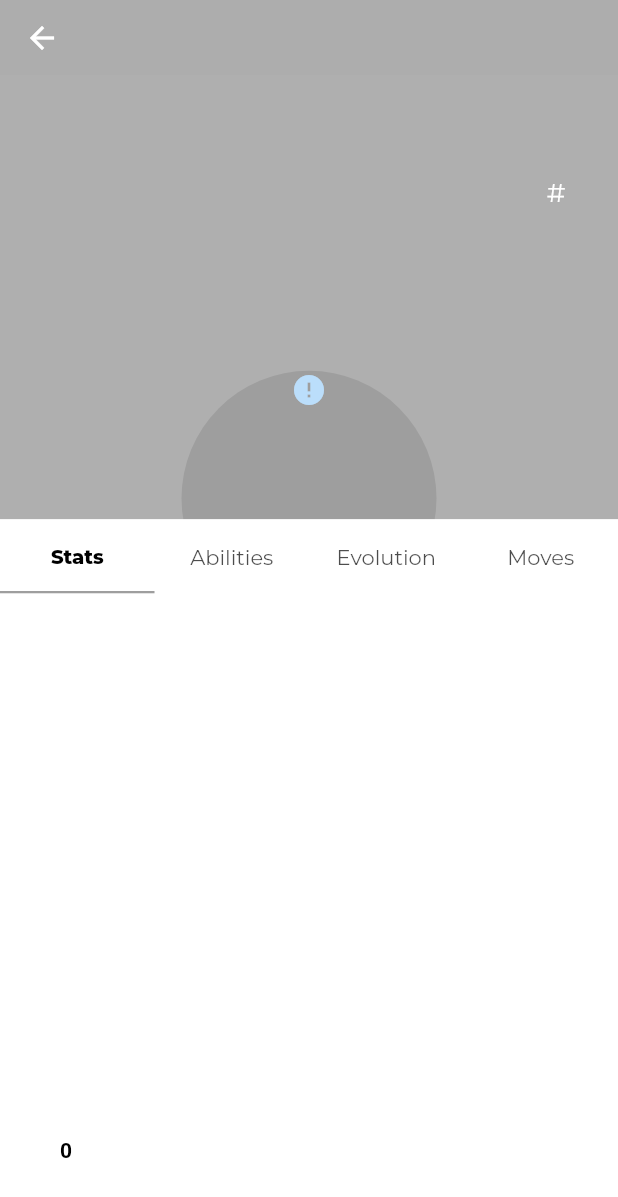
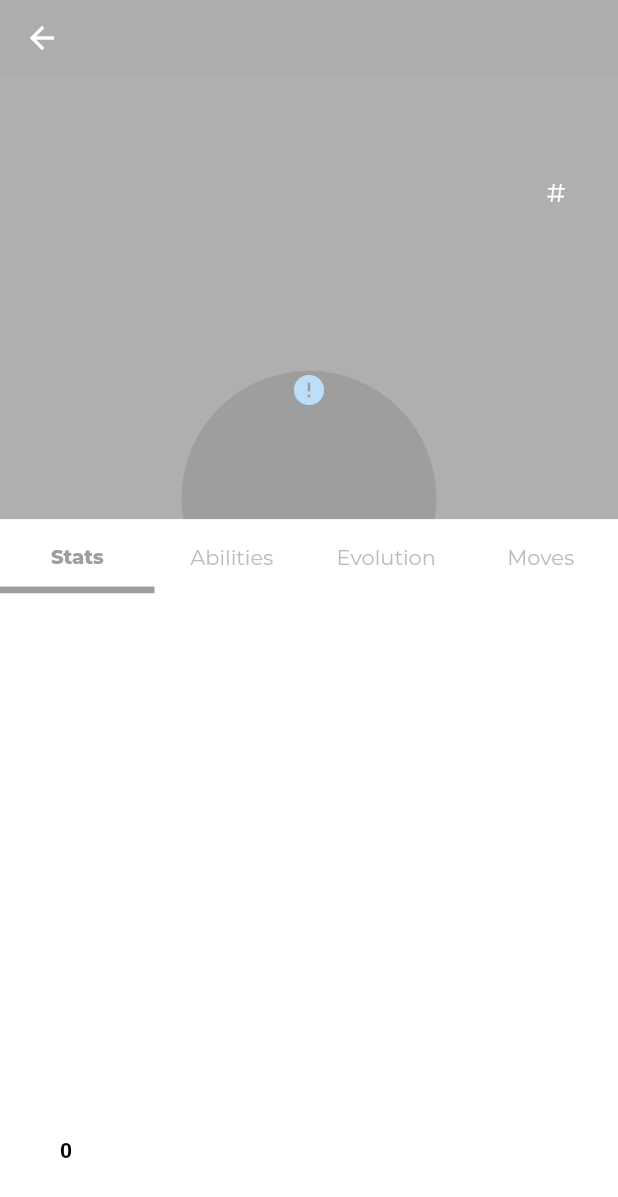
Before and after one commit to lewdias/pokedex, a Flutter app: the PokemonDetailsPage screen opened directly with empty values, on a phone screen of 412 x 824 dp. Shown: the top 1197 px of the screen. Run offline on Flutter 3.47's test engine with Material 2 defaults, Android fonts, the phone set to English and light mode, and no system bars; drawn by our look-alikes of cached_network_image, fl_chart; our stand-ins replace dio, google_fonts, shared_preferences; accounts and stored records are empty; network calls fail.

Commit message:
:recycle: (Text) creating font widgets

```diff
--- a/lib/modules/pokemon/details/widgets/pokemon_header.dart
+++ b/lib/modules/pokemon/details/widgets/pokemon_header.dart
@@ -1,9 +1,9 @@
 import 'package:flutter/material.dart';
 import 'package:collection/collection.dart';
-import 'package:google_fonts/google_fonts.dart';
 import 'package:pokedex_4fun/modules/pokemon/list/widgets/pokemon_card_type.dart';
 import 'package:pokedex_4fun/modules/pokemon/models/pokemon_info.dart';
 import 'package:pokedex_4fun/modules/pokemon/models/pokemon_type.dart';
+import 'package:pokedex_4fun/pages/widgets/fonts/primary_font.dart';
 
 class PokemonHeader extends StatelessWidget {
   final PokemonInfo pokemon;
@@ -25,23 +25,19 @@ class PokemonHeader extends StatelessWidget {
               mainAxisAlignment: MainAxisAlignment.spaceBetween,
               crossAxisAlignment: CrossAxisAlignment.center,
               children: [
-                Text(
-                  '${pokemon.name}',
-                  style: GoogleFonts.montserrat(
-                    color: Colors.white,
-                    fontSize: 40,
-                    fontWeight: FontWeight.w800,
-                  ),
+                PrimaryFont(
+                  text: '${pokemon.name}',
+                  color: Colors.white,
+                  size: 40,
+                  fontWeight: FontWeight.w800,
                 ),
                 Container(
                   margin: EdgeInsets.only(top: 10),
-                  child: Text(
-                    '#${pokemon.id}',
-                    style: GoogleFonts.montserrat(
-                      color: Colors.white,
-                      fontSize: 18,
-                      fontWeight: FontWeight.w400,
-                    ),
+                  child: PrimaryFont(
+                    text: '#${pokemon.id}',
+                    color: Colors.white,
+                    size: 18,
+                    fontWeight: FontWeight.w400,
                   ),
                 ),
               ],
--- a/lib/modules/pokemon/details/widgets/tabbar/pokemon_tabbar.dart
+++ b/lib/modules/pokemon/details/widgets/tabbar/pokemon_tabbar.dart
@@ -22,8 +22,12 @@ class PokemonTabBar extends StatelessWidget {
           backgroundColor: Colors.white,
           elevation: 0,
           bottom: TabBar(
-            labelColor: Colors.black,
-            indicatorColor: typeColors.defaultColor,
+            labelColor: typeColors.defaultColor,
+            indicator: UnderlineTabIndicator(
+              borderSide:
+                  BorderSide(width: 5.0, color: typeColors.defaultColor),
+              insets: EdgeInsets.symmetric(horizontal: 0),
+            ),
             labelStyle: GoogleFonts.montserrat(
                 fontWeight: FontWeight.w800, fontSize: 13),
             unselectedLabelStyle:
--- a/lib/modules/pokemon/models/pokemon_type.dart
+++ b/lib/modules/pokemon/models/pokemon_type.dart
@@ -55,7 +55,7 @@ class PokemonTypeColors {
     return PokemonTypeColors(
       defaultColor: getColorFromHex(item['defaultColor']),
       lightColor: getColorFromHex(item['lightColor']),
-      darkColor: getColorFromHex(item['lightColor']),
+      darkColor: getColorFromHex(item['darkColor']),
     );
   }
 }
--- a/lib/pages/widgets/custom_appbar.dart
+++ b/lib/pages/widgets/custom_appbar.dart
@@ -1,5 +1,5 @@
 import 'package:flutter/material.dart';
-import 'package:google_fonts/google_fonts.dart';
+import 'package:pokedex_4fun/pages/widgets/fonts/primary_font.dart';
 
 class CustomAppBar extends StatelessWidget implements PreferredSizeWidget {
   final String? title;
@@ -26,14 +26,11 @@ class CustomAppBar extends StatelessWidget implements PreferredSizeWidget {
   @override
   Widget build(BuildContext context) {
     return AppBar(
-      title: Text(
-        title?.toUpperCase() ?? '',
-        style: GoogleFonts.montserrat(
-          color: Colors.black,
-          fontSize: 18,
-          fontWeight: FontWeight.w800,
-          letterSpacing: 1,
-        ),
+      title: PrimaryFont(
+        text: title?.toUpperCase() ?? '',
+        color: Colors.black,
+        size: 18,
+        fontWeight: FontWeight.w800,
       ),
       elevation: 0,
       backgroundColor: backgroundColor?.withOpacity(opacity ?? 0.8) ??
--- /dev/null
+++ b/lib/pages/widgets/fonts/primary_font.dart
@@ -0,0 +1,28 @@
+import 'package:flutter/material.dart';
+import 'package:google_fonts/google_fonts.dart';
+
+class PrimaryFont extends StatelessWidget {
+  final String text;
+  final double? size;
+  final FontWeight? fontWeight;
+  final Color? color;
+
+  const PrimaryFont({
+    required this.text,
+    this.size,
+    this.fontWeight,
+    this.color,
+  });
+
+  @override
+  Widget build(BuildContext context) {
+    return Text(
+      this.text,
+      style: GoogleFonts.montserrat(
+        color: color ?? Colors.black,
+        fontSize: size ?? 16,
+        fontWeight: fontWeight ?? FontWeight.w800,
+      ),
+    );
+  }
+}
```
Also changed, not shown: lib/modules/pokemon/list/widgets/pokemon_card_name.dart (+6 -19 lines), lib/modules/pokemon/list/widgets/pokemon_card_type.dart (+5 -8 lines), lib/pages/widgets/fonts/secondary_font.dart (added, +25 -0 lines).
